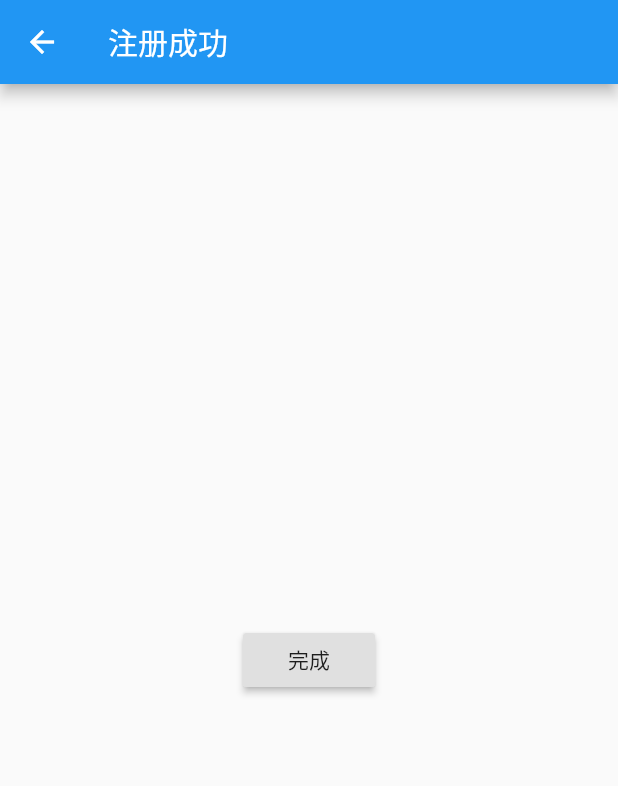
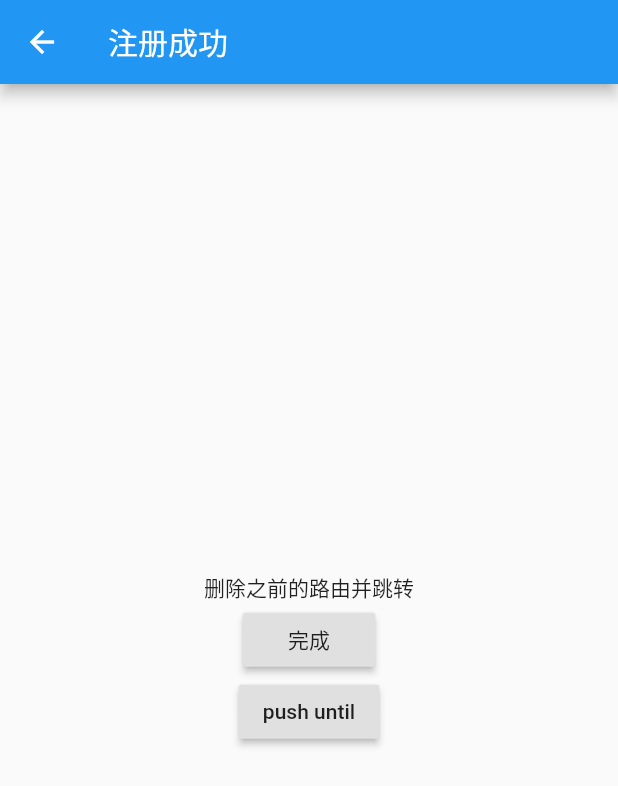
Before and after one commit to zesicus/learn-flutter, a Flutter app: the RootNextPage screen opened directly, on a phone screen of 412 x 824 dp. Shown: the top 786 px of the screen. Run offline on Flutter 3.47's test engine with Material 2 defaults, Android fonts, the phone set to English and light mode, and no system bars; our stand-ins replace date_format.

Commit message:
Add some feature

```diff
--- a/source/lib/entrance/entrance.dart
+++ b/source/lib/entrance/entrance.dart
@@ -40,7 +40,7 @@ class _EntranceState extends State<Entrance> {
           ),
           BottomNavigationBarItem(
             icon: Icon(Icons.code),
-            title: tabText("导航"),
+            title: tabText("路由"),
           ),
           BottomNavigationBarItem(
             icon: Icon(Icons.wifi),
--- a/source/lib/entrance/pages/tab_widgets_page.dart
+++ b/source/lib/entrance/pages/tab_widgets_page.dart
@@ -118,6 +118,9 @@ class _TabWidgetsPageState extends State<TabWidgetsPage> {
       case "Dialog":
         Navigator.pushNamed(context, "/widget_dialog");
         break;
+      case "Scroll View":
+        Navigator.pushNamed(context, "/widget_scroll");
+        break;
       default:
         print("Others");
         break;
--- a/source/lib/entrance/vms/tab_navigator_vm.dart
+++ b/source/lib/entrance/vms/tab_navigator_vm.dart
@@ -11,7 +11,8 @@ class TabNavigatorVM {
     TabWidgetsListModel(Icon(Icons.settings_ethernet), Text("命名路由")),
     TabWidgetsListModel(Icon(Icons.settings_ethernet), Text("命名传值路由")),
     TabWidgetsListModel(Icon(Icons.settings_ethernet), Text("替换路由")),
-    TabWidgetsListModel(Icon(Icons.settings_ethernet), Text("返回根路由")),
+    TabWidgetsListModel(Icon(Icons.settings_ethernet), Text("移除路由")),
+    TabWidgetsListModel(Icon(Icons.settings_ethernet), Text("回传路由")),
   ];
 
 }
--- a/source/lib/entrance/vms/tab_widgets_vm.dart
+++ b/source/lib/entrance/vms/tab_widgets_vm.dart
@@ -21,6 +21,7 @@ class TabWidgetsVM {
       TabWidgetsListModel(Icon(Icons.g_translate), Text("Switch")),
       TabWidgetsListModel(Icon(Icons.calendar_today), Text("Date")),
       TabWidgetsListModel(Icon(Icons.fiber_smart_record), Text("Dialog")),
+      TabWidgetsListModel(Icon(Icons.camera_roll), Text("Scroll View")),
     ]),
   ];
 }
--- a/source/lib/navigator/pages/root_next_page.dart
+++ b/source/lib/navigator/pages/root_next_page.dart
@@ -8,7 +8,11 @@ class RootNextPage extends StatelessWidget {
         title: Text("注册成功"),
       ),
       body: Center(
-        child: RaisedButton(
+        child: Column(
+          mainAxisAlignment: MainAxisAlignment.center,
+          children: <Widget>[
+            Text("删除之前的路由并跳转"),
+            RaisedButton(
               child: Text("完成"),
               onPressed: () {
                 Navigator.pushNamedAndRemoveUntil(
@@ -19,6 +23,18 @@ class RootNextPage extends StatelessWidget {
                 );
               },
             ),
+            RaisedButton(
+              child: Text("push until"),
+              onPressed: () {
+                Navigator.pushNamedAndRemoveUntil(
+                  context,
+                  "/widget_image",
+                  ModalRoute.withName("/navigator_root"),
+                );
+              },
+            ),
+          ],
+        ),
       ),
     );
   }
--- a/source/lib/utils/routes.dart
+++ b/source/lib/utils/routes.dart
@@ -4,6 +4,7 @@ import '../navigator/pages/named_pass_value_page.dart';
 import '../navigator/pages/named_route_page.dart';
 import '../navigator/pages/replaced_route_page.dart';
 import '../navigator/pages/root_route_page.dart';
+import '../navigator/pages/pop_feedback_page.dart';
 import '../network/pages/network_http_page.dart';
 import '../network/pages/network_json_page.dart';
 import '../widgets/origin/pages/widget_button_page.dart';
@@ -23,6 +24,8 @@ import '../widgets/origin/pages/widget_switch_page.dart';
 import '../widgets/origin/pages/widget_text_field_page.dart';
 import '../widgets/origin/pages/widget_text_page.dart';
 import '../widgets/origin/pages/widget_wrap_page.dart';
+import '../widgets/origin/pages/widget_single_child_page.dart';
+
 
 // MARK: - 路由
 final routes = {
@@ -45,11 +48,13 @@ final routes = {
   '/widget_switch': (context) => WidgetSwitchPage(),
   '/widget_date': (context) => WidgetDatePage(),
   '/widget_dialog': (context) => WidgetDialogPage(),
+  '/widget_scroll': (context) => WidgetSingleChildPage(),
   // 导航
   '/navigator_named': (context) => NamedRoutePage(),
   '/navigator_pass_value': (context, {arguments}) => NamedPassValuePage(argument: arguments),
   '/navigator_replaced': (context) => ReplacedRoutePage(),
   '/navigator_root': (context) => RooteRoutePage(),
+  '/navigator_pop': (context) => PopFeedbackPage(),
   // 网络
   '/network_json': (context) => NetworkJsonPage(),
   '/network_http': (context) => NetworkHttpPage(),
```
Also changed, not shown: source/lib/entrance/pages/tab_navigator_page.dart (+24 -2 lines), source/lib/navigator/pages/pop_feedback_page.dart (added, +29 -0 lines), source/lib/widgets/origin/pages/widget_single_child_page.dart (added, +18 -0 lines). Lines whose indentation alone changed are shown as unchanged.
